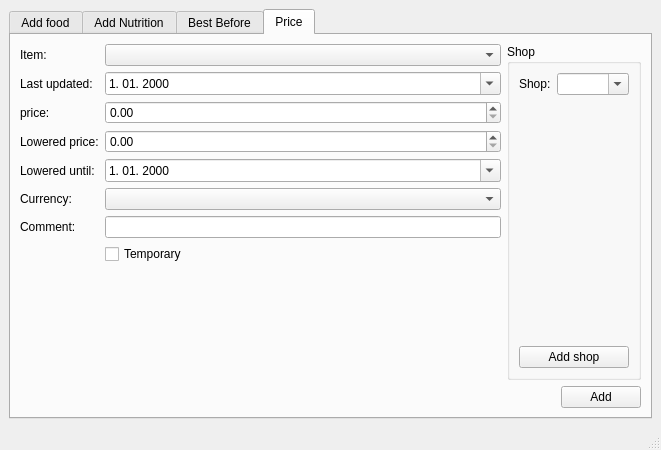
Old version of the form gui_input.ui in the repository buma/eatToday.
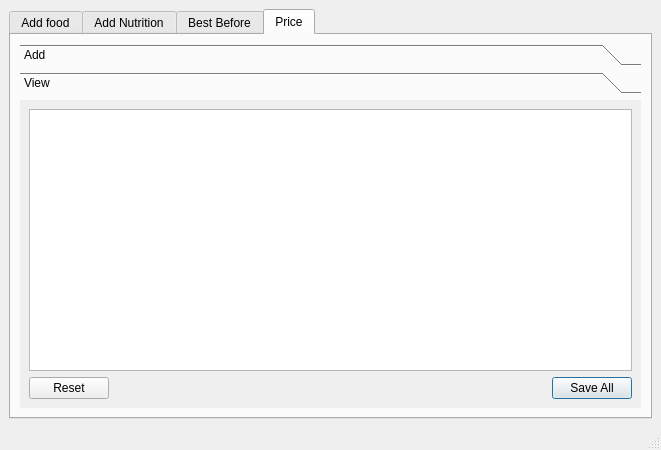
New version of the form.

Commit message: Inserting and editing price works

The edit to the form file:
```diff
--- a/gui_input.ui
+++ b/gui_input.ui
@@ -214,6 +214,24 @@
        <attribute name="title">
         <string>Price</string>
        </attribute>
+       <layout class="QHBoxLayout" name="horizontalLayout_8">
+        <item>
+         <widget class="QToolBox" name="toolBox">
+          <property name="currentIndex">
+           <number>1</number>
+          </property>
+          <widget class="QWidget" name="page">
+           <property name="geometry">
+            <rect>
+             <x>0</x>
+             <y>0</y>
+             <width>621</width>
+             <height>285</height>
+            </rect>
+           </property>
+           <attribute name="label">
+            <string>Add</string>
+           </attribute>
        <layout class="QVBoxLayout" name="verticalLayout_6">
         <item>
          <layout class="QHBoxLayout" name="horizontalLayout_6">
@@ -257,7 +275,11 @@
              </widget>
             </item>
             <item row="2" column="1">
-             <widget class="QDoubleSpinBox" name="dsp_price"/>
+                 <widget class="QDoubleSpinBox" name="dsp_price">
+                  <property name="decimals">
+                   <number>4</number>
+                  </property>
+                 </widget>
             </item>
             <item row="3" column="0">
              <widget class="QLabel" name="label_12">
@@ -267,7 +289,11 @@
              </widget>
             </item>
             <item row="3" column="1">
-             <widget class="QDoubleSpinBox" name="dsp_low_price"/>
+                 <widget class="QDoubleSpinBox" name="dsp_low_price">
+                  <property name="decimals">
+                   <number>4</number>
+                  </property>
+                 </widget>
             </item>
             <item row="4" column="0">
              <widget class="QLabel" name="label_13">
@@ -387,6 +413,35 @@
            </widget>
           </item>
          </layout>
+            </item>
+           </layout>
+          </widget>
+          <widget class="QWidget" name="page_2">
+           <property name="geometry">
+            <rect>
+             <x>0</x>
+             <y>0</y>
+             <width>621</width>
+             <height>285</height>
+            </rect>
+           </property>
+           <attribute name="label">
+            <string>View</string>
+           </attribute>
+           <layout class="QVBoxLayout" name="verticalLayout_7">
+            <item>
+             <widget class="QTableView" name="tv_price"/>
+            </item>
+            <item>
+             <widget class="QDialogButtonBox" name="buttonBox_4">
+              <property name="standardButtons">
+               <set>QDialogButtonBox::Reset|QDialogButtonBox::SaveAll</set>
+              </property>
+             </widget>
+            </item>
+           </layout>
+          </widget>
+         </widget>
         </item>
        </layout>
       </widget>
```
Lines whose indentation alone changed are shown as unchanged. The commit also changes 2 other files.
